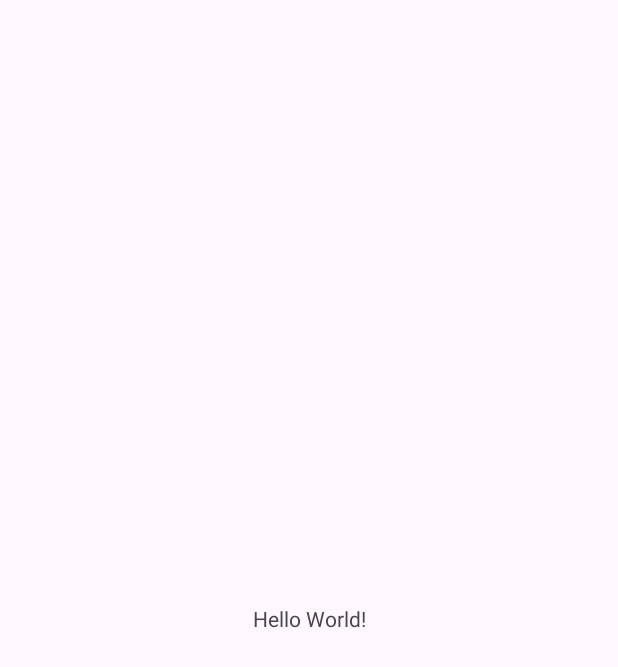
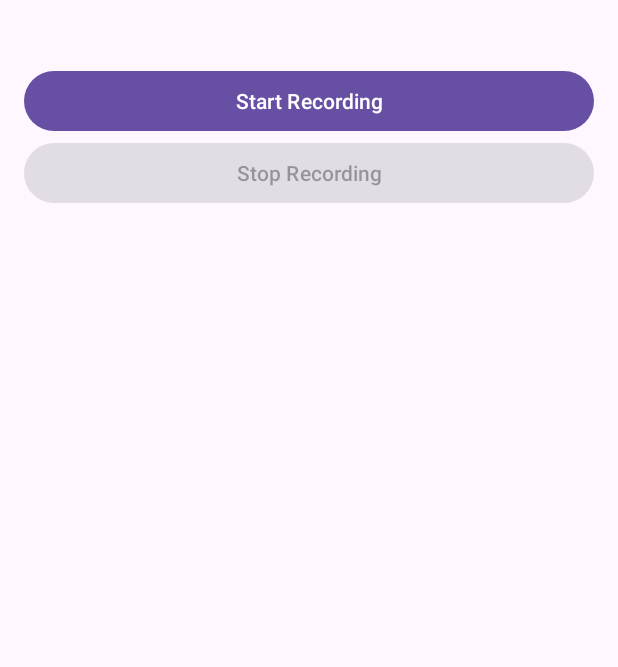
Before and after one commit to nathanchilton/remote-identifier, an Android app: the screen it shows after launch (MainActivity), on a phone screen of 412 x 824 dp. Before the commit the part shown is almost empty. Shown: the top 667 px of the screen. Run offline under Robolectric (Android 15) with nearby library versions, the phone set to English and light mode, and no system bars.

Commit message:
Able to start/stop recording and detect sound exceeding a threshold

```diff
--- a/app/build.gradle
+++ b/app/build.gradle
@@ -30,9 +30,9 @@ android {
 
 dependencies {
 
-    implementation 'androidx.appcompat:appcompat:1.4.1'
-    implementation 'com.google.android.material:material:1.5.0'
-    implementation 'androidx.constraintlayout:constraintlayout:2.1.3'
+    implementation 'androidx.appcompat:appcompat:1.6.1'
+    implementation 'com.google.android.material:material:1.9.0'
+    implementation 'androidx.constraintlayout:constraintlayout:2.1.4'
     testImplementation 'junit:junit:4.13.2'
     androidTestImplementation 'androidx.test.ext:junit:1.1.5'
     androidTestImplementation 'androidx.test.espresso:espresso-core:3.5.1'
--- a/app/src/main/AndroidManifest.xml
+++ b/app/src/main/AndroidManifest.xml
@@ -1,6 +1,8 @@
 <?xml version="1.0" encoding="utf-8"?>
 <manifest xmlns:android="http://schemas.android.com/apk/res/android"
     xmlns:tools="http://schemas.android.com/tools">
+
+    <uses-permission android:name="android.permission.RECORD_AUDIO" />
 
     <application
         android:allowBackup="true"
--- /dev/null
+++ b/app/src/main/res/layout/activity_sound_detection.xml
@@ -0,0 +1,30 @@
+<?xml version="1.0" encoding="utf-8"?>
+<LinearLayout xmlns:android="http://schemas.android.com/apk/res/android"
+    xmlns:tools="http://schemas.android.com/tools"
+    android:layout_width="match_parent"
+    android:layout_height="match_parent"
+    android:orientation="vertical"
+    android:padding="16dp">
+
+    <TextView
+        android:id="@+id/timestampTextView"
+        android:layout_width="match_parent"
+        android:layout_height="wrap_content"
+        android:gravity="center"
+        android:textSize="20sp"
+        tools:text="Timestamp" />
+
+    <Button
+        android:id="@+id/startButton"
+        android:layout_width="match_parent"
+        android:layout_height="wrap_content"
+        android:text="Start Recording" />
+
+    <Button
+        android:id="@+id/stopButton"
+        android:layout_width="match_parent"
+        android:layout_height="wrap_content"
+        android:text="Stop Recording"
+        android:enabled="false" />
+
+</LinearLayout>
```
Also changed, not shown: app/src/main/java/com/nathanchilton/remoteidentifier/MainActivity.java (+117 -1 lines).
